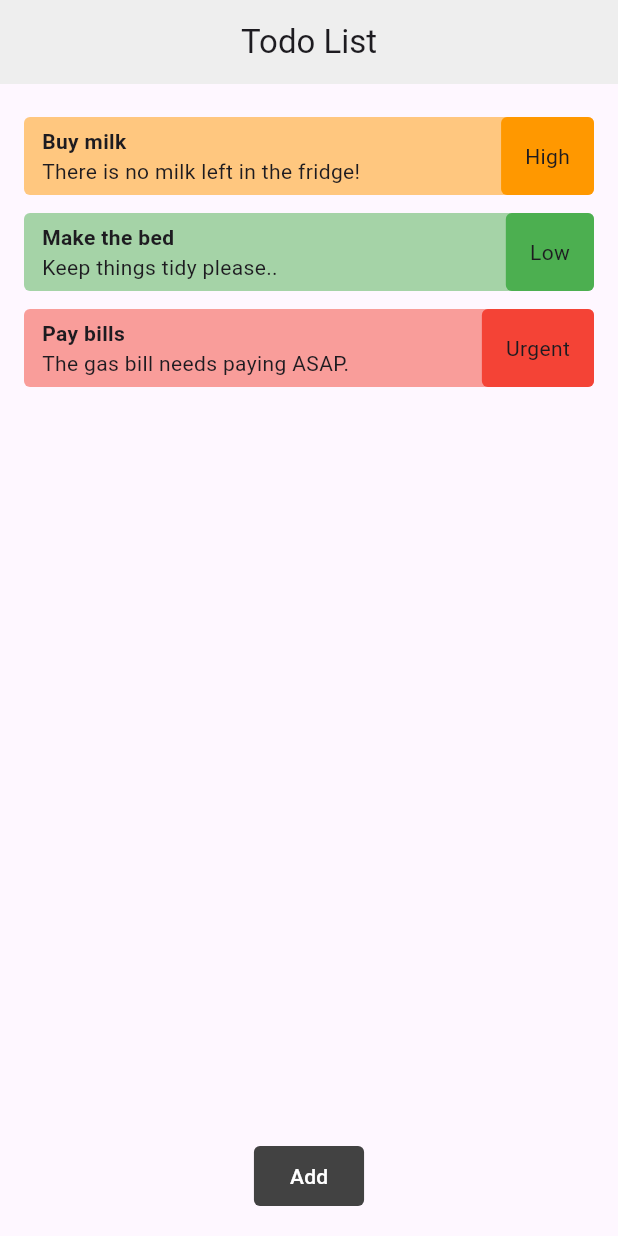
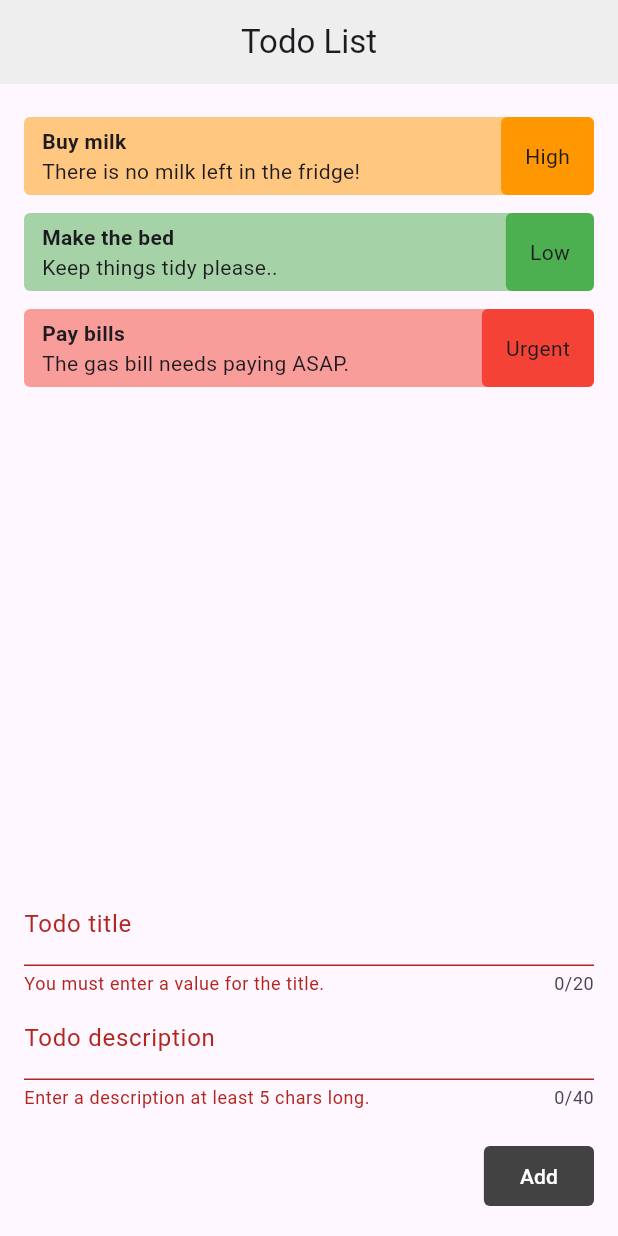
Before and after one commit to iamshaunjp/flutter-forms-tutorial, a Flutter app: the screen it shows after launch, after a tap on "Add", on a phone screen of 412 x 824 dp. Run offline on Flutter 3.47's test engine with Material 3 defaults, Android fonts, the phone set to English and light mode, and no system bars.

Commit message:
lesson-5

```diff
--- a/lib/home.dart
+++ b/lib/home.dart
@@ -53,10 +53,32 @@ class _HomeState extends State<Home> {
                 children: [
 
                   // todo title
-
+                  TextFormField(
+                    maxLength: 20,
+                    decoration: const InputDecoration(
+                      label: Text('Todo title')
+                    ),
+                    validator: (v) {
+                      if (v == null || v.isEmpty) {
+                        return 'You must enter a value for the title.';
+                      }
+                      return null;
+                    },
+                  ),
 
                   // todo description
-
+                  TextFormField(
+                    maxLength: 40,
+                    decoration: const InputDecoration(
+                      label: Text('Todo description')
+                    ),
+                    validator: (v) {
+                      if (v == null || v.isEmpty || v.length < 5) {
+                        return 'Enter a description at least 5 chars long.';
+                      }
+                      return null;
+                    },
+                  ),
 
                   // priority
 
@@ -64,7 +86,9 @@ class _HomeState extends State<Home> {
                   // submit button
                   const SizedBox(height: 20),
                   FilledButton(
-                    onPressed: () {},
+                    onPressed: () {
+                      _formGlobalKey.currentState!.validate();
+                    },
                     style: FilledButton.styleFrom(
                       backgroundColor: Colors.grey[800],
                       shape: RoundedRectangleBorder(
```
